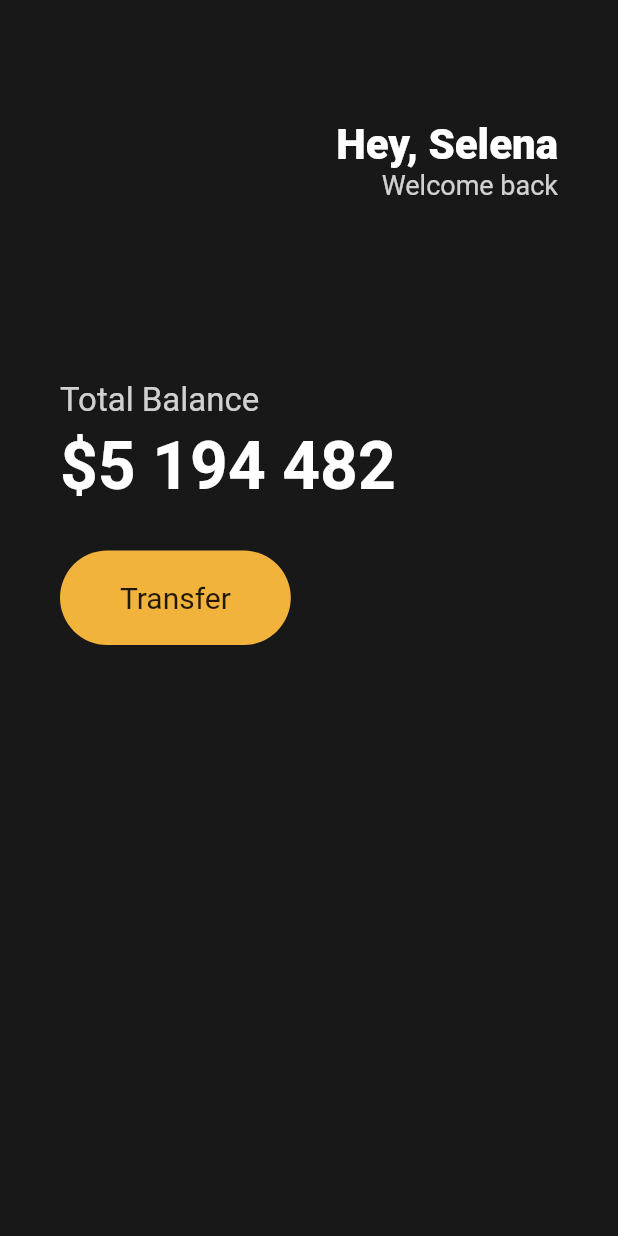
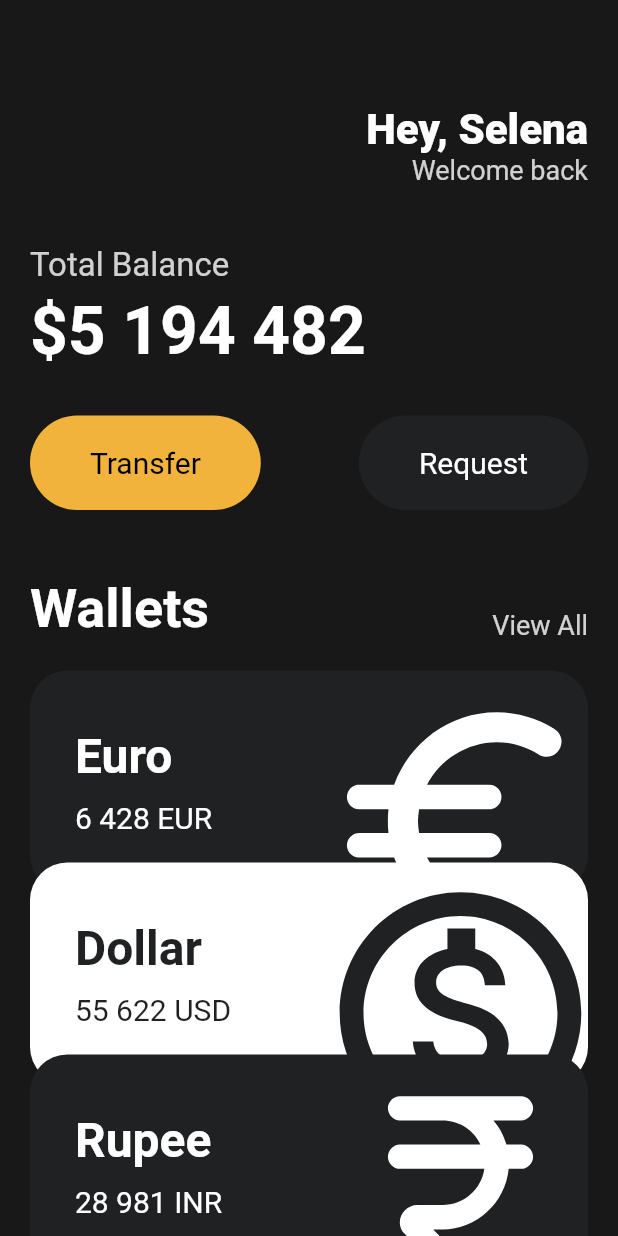
Before and after one commit to imyoumikim/toonflix-flutter, a Flutter app: the screen it shows after launch, on a phone screen of 412 x 824 dp. Run offline on Flutter 3.47's test engine with Material 2 defaults, Android fonts, the phone set to English and light mode, and no system bars.

Commit message:
Feat: Add currency cards at the bottom

```diff
--- a/lib/main.dart
+++ b/lib/main.dart
@@ -1,81 +1,141 @@
 import 'package:flutter/material.dart';
+import 'package:toonflix/widgets/Button.dart';
+import 'package:toonflix/widgets/currency_card.dart';
 
 void main() {
-  runApp(MyApp());  // MyApp()은 앱의 시작점
+  runApp(MyApp()); // MyApp()은 앱의 시작점
 }
 
-class MyApp extends StatelessWidget{
+class MyApp extends StatelessWidget {
   @override
-  Widget build(BuildContext context) {  // 1. material(Google style) 2. cupertino(Apple style)
+  Widget build(BuildContext context) {
+    // 1. material(Google style) 2. cupertino(Apple style)
     return MaterialApp(
-      home: Scaffold(
-        backgroundColor: const Color(0xFF181818),
-        body: Padding(
-          padding: const EdgeInsets.symmetric(horizontal: 40),
+        home: Scaffold(
+      backgroundColor: const Color(0xFF181818),
+      body: SingleChildScrollView(
+        child: Padding(
+          padding: const EdgeInsets.symmetric(horizontal: 20),
           child: Column(
             crossAxisAlignment: CrossAxisAlignment.start,
             children: [
-              const SizedBox(height: 80),
+              const SizedBox(height: 70),
               Row(
                 mainAxisAlignment: MainAxisAlignment.end,
                 children: [
                   Column(
                     crossAxisAlignment: CrossAxisAlignment.end,
                     children: [
-                      const Text("Hey, Selena",
+                      const Text(
+                        "Hey, Selena",
                         style: TextStyle(
                           color: Colors.white,
                           fontSize: 28,
                           fontWeight: FontWeight.w800,
                         ),
                       ),
-                      Text("Welcome back",
+                      Text(
+                        "Welcome back",
                         style: TextStyle(
-                          color: Colors.white.withOpacity(0.8),
-                          fontSize: 18
-                        ),
+                            color: Colors.white.withOpacity(0.8), fontSize: 18),
                       ),
                     ],
                   )
                 ],
               ),
-              const SizedBox(height: 120,),
-              Text("Total Balance",
+              const SizedBox(
+                height: 40,
+              ),
+              Text(
+                "Total Balance",
                 style: TextStyle(
                   fontSize: 22,
                   color: Colors.white.withOpacity(0.8),
                 ),
               ),
-              const SizedBox(height: 5,),
-              const Text("\$5 194 482",
+              const SizedBox(
+                height: 5,
+              ),
+              const Text(
+                "\$5 194 482",
                 style: TextStyle(
                   fontSize: 44,
                   fontWeight: FontWeight.w600,
                   color: Colors.white,
                 ),
               ),
-              const SizedBox(height: 30,),
-              Row(          // Transfer Box
+              const SizedBox(
+                height: 30,
+              ),
+              Row(
+                mainAxisAlignment: MainAxisAlignment.spaceBetween,
+                // Transfer Box
                 children: [
-                  Container(
-                    decoration: BoxDecoration(
-                      color: const Color(0xFFF1B33B),
-                      borderRadius: BorderRadius.circular(45),
+                  const Button(
+                      text: "Transfer",
+                      bgColor: Color(0xFFF1B33B),
+                      textColor: Colors.black),
+                  const Button(
+                      text: "Request",
+                      bgColor: Color(0xFF1F2123),
+                      textColor: Colors.white),
+                ],
+              ),
+              const SizedBox(
+                height: 45,
+              ),
+              Row(
+                crossAxisAlignment: CrossAxisAlignment.end,
+                mainAxisAlignment: MainAxisAlignment.spaceBetween,
+                children: [
+                  const Text(
+                    "Wallets",
+                    style: TextStyle(
+                      color: Colors.white,
+                      fontSize: 36,
+                      fontWeight: FontWeight.w600,
                     ),
-                    child: const Padding(
-                      padding: EdgeInsets.symmetric(vertical: 20, horizontal: 40),
-                      child: Text("Transfer",
-                      style: TextStyle(
-                        fontSize: 20,
-                      ),),
+                  ),
+                  Text(
+                    "View All",
+                    style: TextStyle(
+                      color: Colors.white.withOpacity(0.8),
+                      fontSize: 18,
                     ),
-                  )
+                  ),
                 ],
+              ),
+              const SizedBox(
+                height: 20,
+              ),
+              const CurrencyCard(
+                name: "Euro",
+                code: "EUR",
+                amount: "6 428",
+                icon: Icons.euro_rounded,
+                isInverted: false,
+                order: 1,
+              ),
+              const CurrencyCard(
+                name: "Dollar",
+                code: "USD",
+                amount: "55 622",
+                icon: Icons.monetization_on_outlined,
+                isInverted: true,
+                order: 2,
+              ),
+              const CurrencyCard(
+                name: "Rupee",
+                code: "INR",
+                amount: "28 981",
+                icon: Icons.currency_rupee_rounded,
+                isInverted: false,
+                order: 3,
               ),
             ],
           ),
         ),
-      )
-    );
+      ),
+    ));
   }
 }
--- /dev/null
+++ b/lib/widgets/Button.dart
@@ -0,0 +1,30 @@
+import 'package:flutter/material.dart';
+
+class Button extends StatelessWidget {
+  final String text;
+  final Color bgColor;
+  final Color textColor;
+
+  const Button(
+      {super.key,
+      required this.text,
+      required this.bgColor,
+      required this.textColor}); // 생성자 필요
+
+  @override
+  Widget build(BuildContext context) {
+    return Container(
+      decoration: BoxDecoration(
+        color: bgColor,
+        borderRadius: BorderRadius.circular(45),
+      ),
+      child: Padding(
+        padding: const EdgeInsets.symmetric(vertical: 20, horizontal: 40),
+        child: Text(
+          text,
+          style: TextStyle(fontSize: 20, color: textColor),
+        ),
+      ),
+    );
+  }
+}
--- /dev/null
+++ b/lib/widgets/currency_card.dart
@@ -0,0 +1,88 @@
+import 'package:flutter/material.dart';
+
+class CurrencyCard extends StatelessWidget {
+  const CurrencyCard({
+    Key? key,
+    required this.name,
+    required this.code,
+    required this.amount,
+    required this.icon,
+    required this.isInverted,
+    required this.order,
+  }) : super(key: key);
+
+  final String name, code, amount; // Customizing하고자 하는 요소: 통화명, 금액, 통화코드, 아이콘
+  final IconData icon;
+  final bool isInverted;
+  final double order;
+
+  final _blackColor = const Color(0xFF1F2123);
+
+  @override
+  Widget build(BuildContext context) {
+    return Transform.translate(
+      offset: Offset(0, (-20) * order + 20),
+      child: Container(
+        clipBehavior: Clip.hardEdge, // 어떤 위젯이 오버플로우되었을 때 어떻게 처리할 것인지
+        decoration: BoxDecoration(
+            color: isInverted ? Colors.white : _blackColor,
+            borderRadius: BorderRadius.circular(25)),
+        child: Padding(
+          padding: const EdgeInsets.all(30),
+          child: Row(
+            mainAxisAlignment: MainAxisAlignment.spaceBetween,
+            children: [
+              Column(
+                crossAxisAlignment: CrossAxisAlignment.start,
+                children: [
+                  Text(
+                    name,
+                    style: TextStyle(
+                      color: isInverted ? _blackColor : Colors.white,
+                      fontSize: 32,
+                      fontWeight: FontWeight.w600,
+                    ),
+                  ),
+                  SizedBox(
+                    height: 10,
+                  ),
+                  Row(
+                    children: [
+                      Text(
+                        amount,
+                        style: TextStyle(
+                          color: isInverted ? _blackColor : Colors.white,
+                          fontSize: 20,
+                        ),
+                      ),
+                      SizedBox(
+                        width: 5,
+                      ),
+                      Text(code,
+                          style: TextStyle(
+                            color: isInverted ? _blackColor : Colors.white,
+                            fontSize: 20,
+                          )),
+                    ],
+                  ),
+                ],
+              ),
+              Transform.scale(
+                // 주변 위젯들은 그대로 둔 채 아이콘의 크기만 변경
+                scale: 2.2,
+                child: Transform.translate(
+                  offset: Offset(-5, 12),
+                  child: Icon(
+                    icon,
+                    color: isInverted ? _blackColor : Colors.white,
+                    size: 88,
+                  ),
+                ),
+              )
+            ],
+          ),
+        ),
+      ),
+    );
+  }
+}
```
